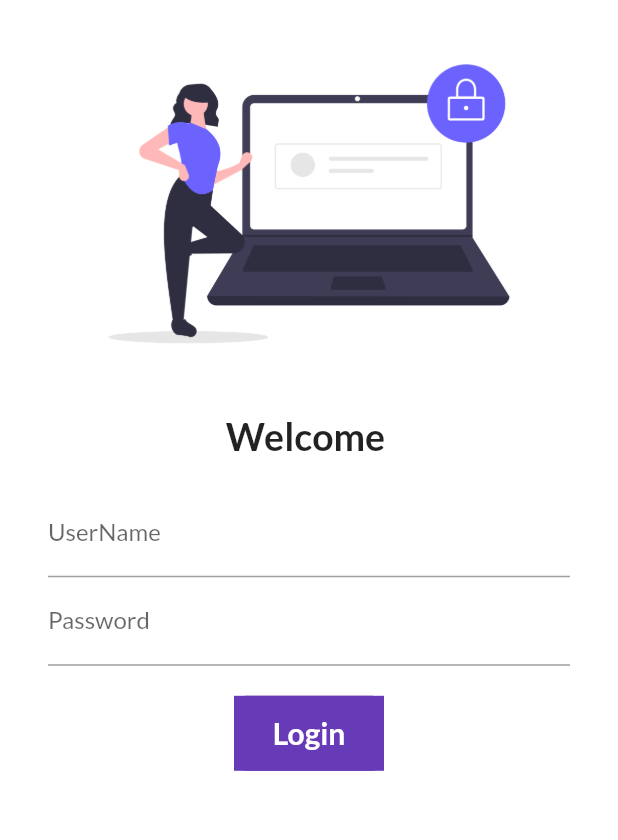
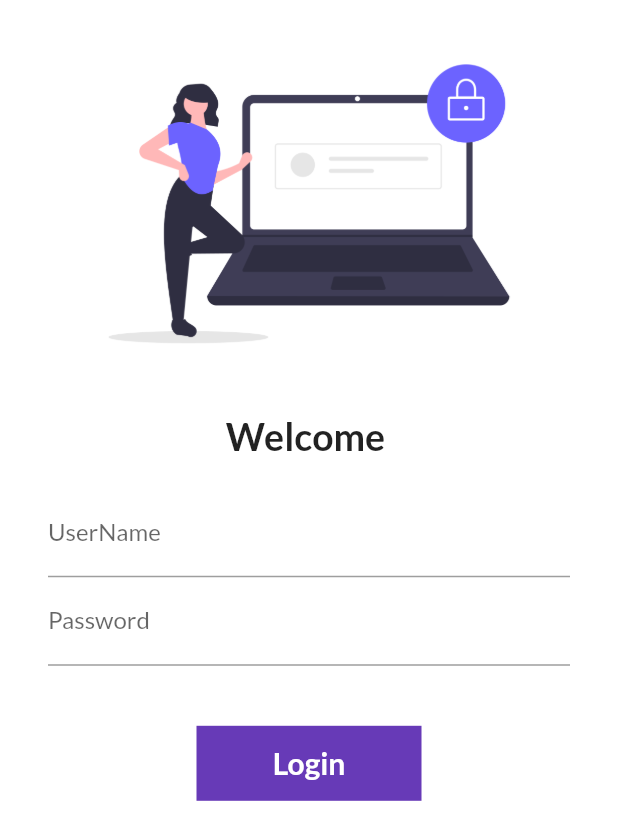
Before and after one commit to malisanjay5433/Flutter, a Flutter app: the screen it shows after launch, on a phone screen of 412 x 824 dp. Shown: the top 840 px of the screen. Run offline on Flutter 3.47's test engine with Material 2 defaults, Android fonts, the phone set to English and light mode, and no system bars; our stand-ins replace google_fonts.

Commit message:
day 6 completed

```diff
--- a/lib/pages/login_page.dart
+++ b/lib/pages/login_page.dart
@@ -8,6 +8,7 @@ class LoginPage extends StatefulWidget {
 
 class _LoginPageState extends State<LoginPage> {
   String name = "";
+  bool changedButton = false;
   @override
   Widget build(BuildContext context) {
     return Material(
@@ -44,31 +45,37 @@ class _LoginPageState extends State<LoginPage> {
                   decoration: InputDecoration(
                       hintText: "Enter Password", labelText: "Password"),
                 ),
-                SizedBox(height: 20),
-                Container(
-                  width: 100,
+                SizedBox(
+                  height: 40.0,
+                ),
+                InkWell(
+                  onTap: () async {
+                    setState(() {
+                      changedButton = true;
+                    });
+                    await Future.delayed(Duration(seconds: 2));
+                    Navigator.pushNamed(context, MyRoutes.homeRoute);
+                  },
+                  child: AnimatedContainer(
+                    duration: Duration(seconds: 2),
+                    width: changedButton ? 50 : 150,
                     height: 50,
-                  color: Colors.deepPurple,
                     alignment: Alignment.center,
-                  child: Text('Login',
+                    child: changedButton
+                        ? Icon(Icons.done, color: Colors.white)
+                        : Text('Login',
                             style: TextStyle(
                                 color: Colors.white,
                                 fontWeight: FontWeight.bold,
                                 fontSize: 20)),
-
-                        decoration:BoxDecoration(
-                          color : Colors.deepPurple,
-                          borderRadius:BorderRadius.circular(8),
+                    decoration: BoxDecoration(
+                      shape:
+                          changedButton ? BoxShape.circle : BoxShape.rectangle,
+                      color: Colors.deepPurple,
+                      // borderRadius: BorderRadius.circular(8),
                     ),
                   ),
-                // ElevatedButton(
-                //   child: Text("Login"),
-                //   style: TextButton.styleFrom(minimumSize: Size(150, 40)),
-                //   onPressed: () {
-                //     // print("Login Button");
-                //     Navigator.pushNamed(context, MyRoutes.homeRoute);
-                //   },
-                // )
+                ),
               ])
             ],
           ),
```
Lines whose indentation alone changed are shown as unchanged.
